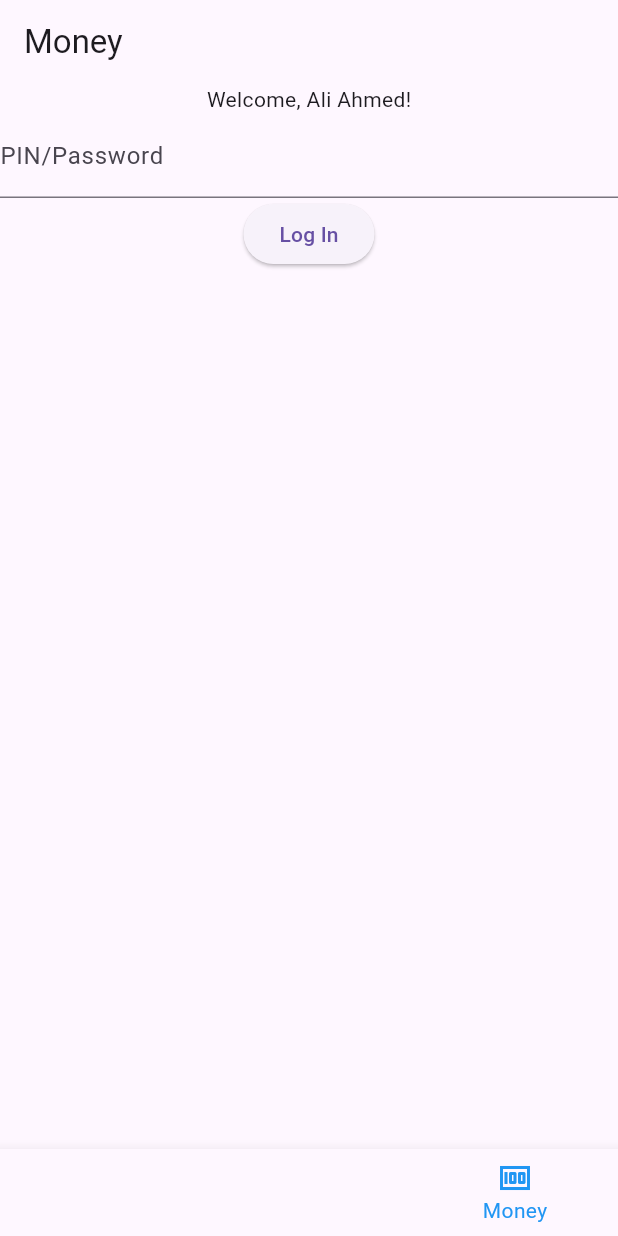
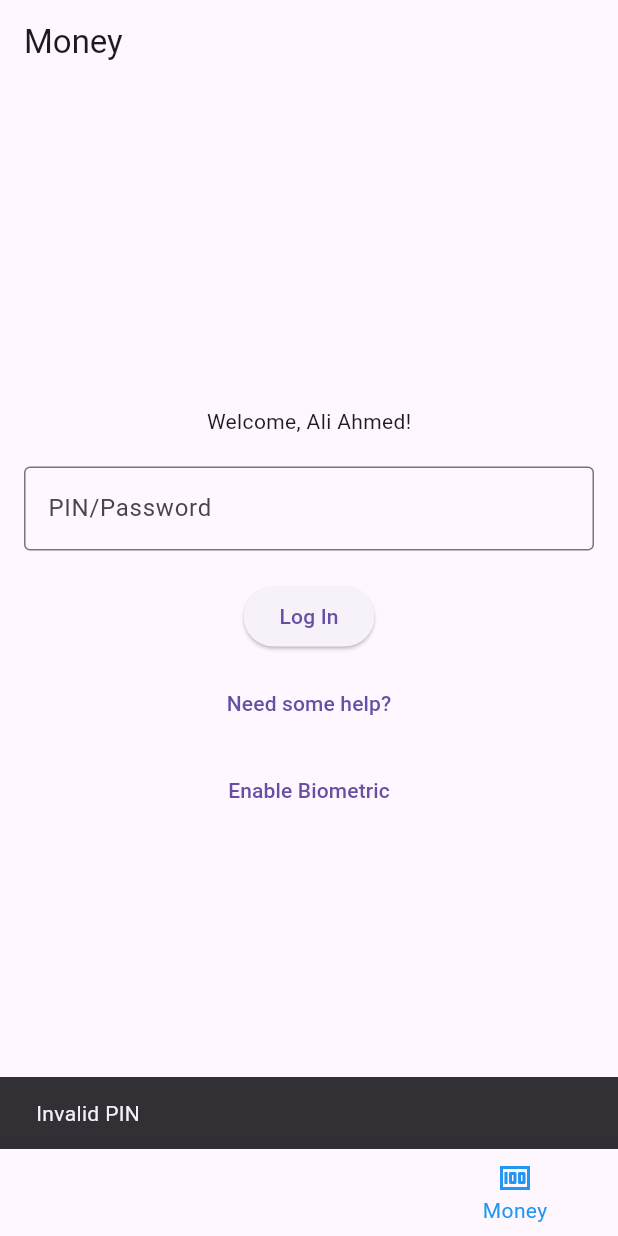
Before and after one commit to warsame2/waafipay, a Flutter app: the screen it shows after launch, item 4 of the bottom bar chosen, after a tap on "Log In", on a phone screen of 412 x 824 dp. Run offline on Flutter 3.47's test engine with Material 3 defaults, Android fonts, the phone set to English and light mode, and no system bars.

Commit message:
Update money_page.dart

```diff
--- a/my_finance_app/lib/money_page.dart
+++ b/my_finance_app/lib/money_page.dart
@@ -1,29 +1,132 @@
 import 'package:flutter/material.dart';
 
-class MoneyPage extends StatelessWidget {
+class MoneyPage extends StatefulWidget {
+  @override
+  _MoneyPageState createState() => _MoneyPageState();
+}
+
+class _MoneyPageState extends State<MoneyPage> {
+  final _pinController = TextEditingController();
+
+  void _login() {
+    if (_pinController.text == '9875') {
+      Navigator.pushReplacement(
+        context,
+        MaterialPageRoute(builder: (context) => HomePage()),
+      );
+    } else {
+      ScaffoldMessenger.of(context).showSnackBar(
+        SnackBar(content: Text('Invalid PIN')),
+      );
+    }
+  }
+
   @override
   Widget build(BuildContext context) {
     return Scaffold(
       appBar: AppBar(
         title: Text('Money'),
       ),
-      body: Column(
+      body: Padding(
+        padding: const EdgeInsets.all(16.0),
+        child: Column(
+          mainAxisAlignment: MainAxisAlignment.center,
           children: [
             Text('Welcome, Ali Ahmed!'),
+            SizedBox(height: 20),
             TextField(
+              controller: _pinController,
               decoration: InputDecoration(
                 labelText: 'PIN/Password',
+                border: OutlineInputBorder(),
               ),
+              obscureText: true,
+              keyboardType: TextInputType.number,
             ),
+            SizedBox(height: 20),
             ElevatedButton(
-            onPressed: () {
-              // Handle login
-            },
+              onPressed: _login,
               child: Text('Log In'),
             ),
-          // Add more widgets as needed
+            SizedBox(height: 10),
+            TextButton(
+              onPressed: () {
+                // إضافة وظيفة المساعدة هنا
+              },
+              child: Text('Need some help?'),
+            ),
+            SizedBox(height: 10),
+            TextButton(
+              onPressed: () {
+                // إضافة وظيفة تفعيل البصمة هنا
+              },
+              child: Text('Enable Biometric'),
+            ),
           ],
+        ),
       ),
     );
   }
 }
+
+class HomePage extends StatelessWidget {
+  @override
+  Widget build(BuildContext context) {
+    return Scaffold(
+      appBar: AppBar(
+        title: Text('Home'),
+      ),
+      body: Padding(
+        padding: const EdgeInsets.all(16.0),
+        child: Column(
+          children: [
+            Text('Welcome back, Ali Ahmed!'),
+            SizedBox(height: 20),
+            Text('Your Balance: \$4.60'),
+            SizedBox(height: 20),
+            Row(
+              mainAxisAlignment: MainAxisAlignment.spaceEvenly,
+              children: [
+                ElevatedButton(
+                  onPressed: () {
+                    // إضافة وظيفة الإرسال هنا
+                  },
+                  child: Text('Send'),
+                ),
+                ElevatedButton(
+                  onPressed: () {
+                    // إضافة وظيفة الدفع هنا
+                  },
+                  child: Text('Pay'),
+                ),
+                ElevatedButton(
+                  onPressed: () {
+                    // إضافة وظيفة السحب هنا
+                  },
+                  child: Text('Withdraw'),
+                ),
+              ],
+            ),
+            SizedBox(height: 20),
+            Text('Transactions'),
+            Expanded(
+              child: ListView(
+                children: [
+                  ListTile(
+                    title: Text('Bundle/Airtime Purchase'),
+                    subtitle: Text('15.01.25 11:31'),
+                  ),
+                  ListTile(
+                    title: Text('cabdishkuur xasan cali Transfer'),
+                    subtitle: Text('12.01.25 19:32'),
+                  ),
+                  // إضافة المزيد من العناصر هنا
+                ],
+              ),
+            ),
+          ],
+        ),
+      ),
+    );
+  }
+}
```
Lines whose indentation alone changed are shown as unchanged.
